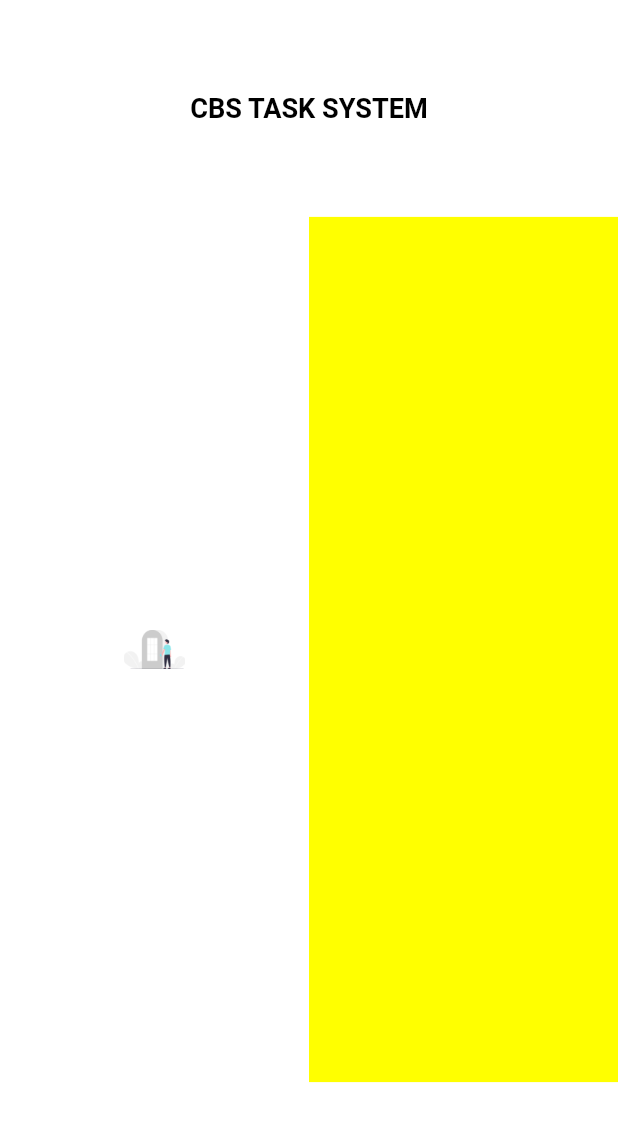
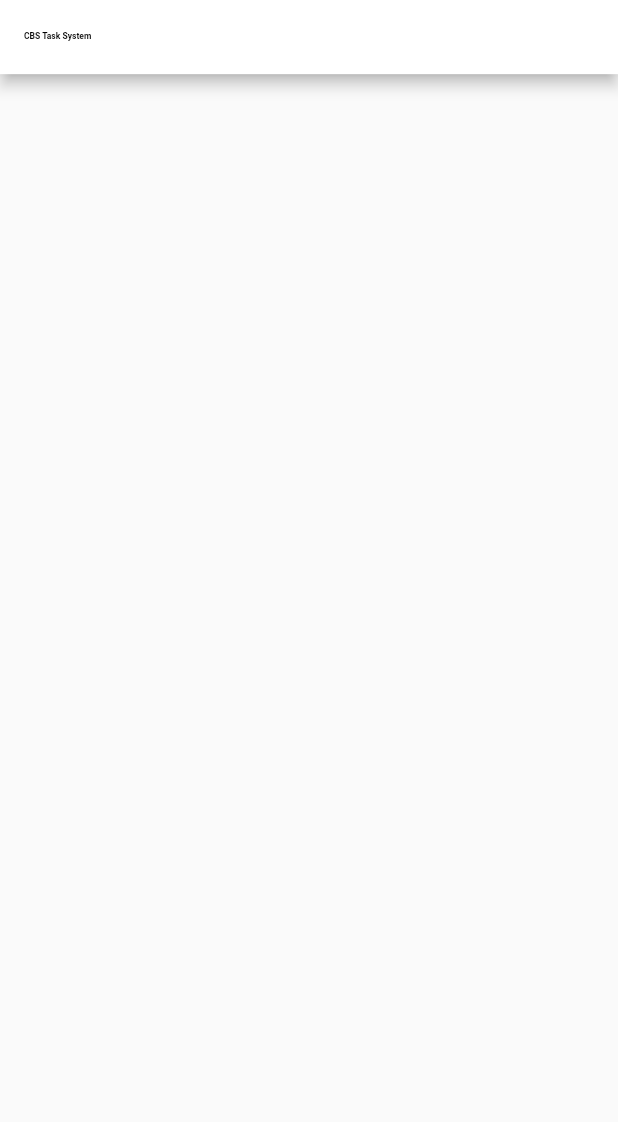
Before and after one commit to CBS-Developments/CBS-Task-System, a Flutter app: the screen it shows after launch, on a phone screen of 412 x 824 dp. Shown: the top 1122 px of the screen. Run offline on Flutter 3.47's test engine with Material 2 defaults, Android fonts, the phone set to English and light mode, and no system bars.

Commit message:
Create main Task

```diff
--- a/task_system/lib/main.dart
+++ b/task_system/lib/main.dart
@@ -1,4 +1,5 @@
 import 'package:flutter/material.dart';
+import 'package:task_system/pages/createMainTask.dart';
 import 'package:task_system/pages/login_page.dart';
 
 void main() {
@@ -12,7 +13,8 @@ class MyApp extends StatelessWidget {
   @override
   Widget build(BuildContext context) {
     return MaterialApp(
-      home: LoginPage(),
+      debugShowCheckedModeBanner: false,
+      home: MainTask(),
     );
   }
 }
--- /dev/null
+++ b/task_system/lib/pages/createMainTask.dart
@@ -0,0 +1,32 @@
+import 'package:flutter/material.dart';
+import 'package:task_system/sizes/create_MainTask_Sizes.dart';
+
+class MainTask extends StatefulWidget {
+  const MainTask({Key? key}) : super(key: key);
+
+  @override
+  State<MainTask> createState() => _MainTaskState();
+}
+
+class _MainTaskState extends State<MainTask> {
+  @override
+  Widget build(BuildContext context) {
+    return Scaffold(
+      appBar: PreferredSize(
+        preferredSize: Size.fromHeight(appBarHeight(context)),
+        child: AppBar(
+          backgroundColor: Colors.white,
+          title: Text(
+            'CBS Task System',
+            style: TextStyle(
+              fontSize: appBarFont(context),
+              color: Colors.black,
+              fontWeight: FontWeight.bold,
+            ),
+          ),
+        ),
+      ),
+
+    );
+  }
+}
--- /dev/null
+++ b/task_system/lib/sizes/create_MainTask_Sizes.dart
@@ -0,0 +1,18 @@
+import 'package:flutter/material.dart';
+
+
+double getPageWidth(BuildContext context) {
+  return MediaQuery.of(context).size.width;
+}
+
+double getPageHeight(BuildContext context) {
+  return MediaQuery.of(context).size.height;
+}
+
+double appBarHeight(BuildContext context) {
+  return (getPageHeight(context) * 0.06) ;
+}
+
+double appBarFont(BuildContext context) {
+  return (getPageWidth(context) * 0.0041) * (getPageHeight(context) * 0.0041);
+}
```
